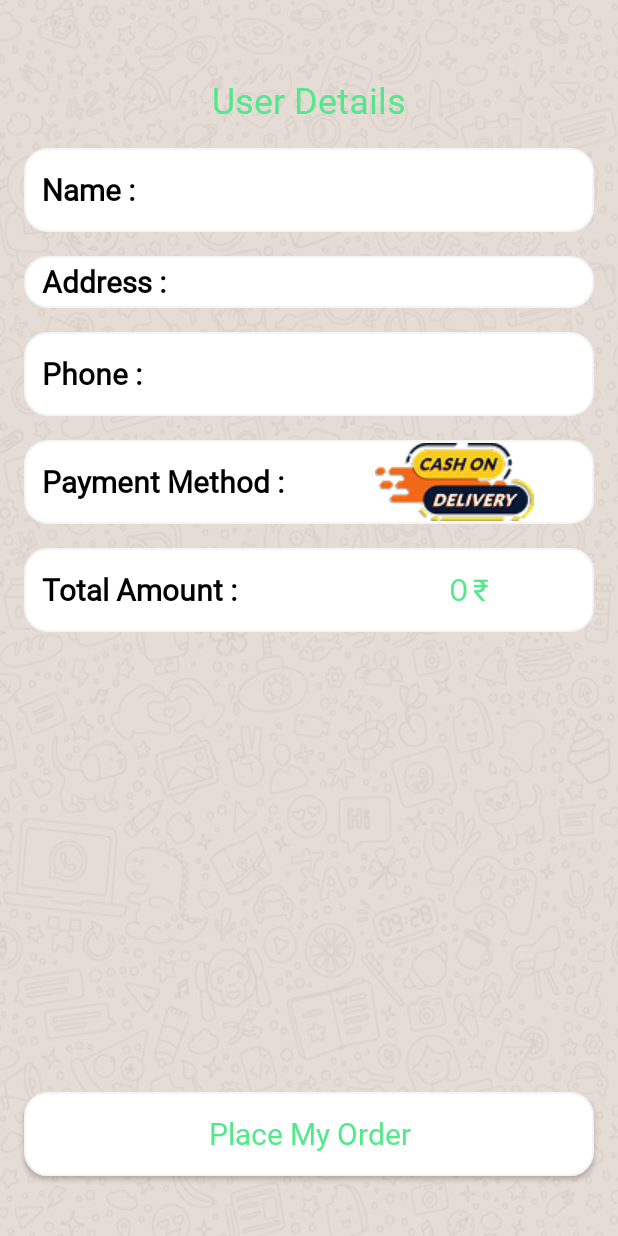
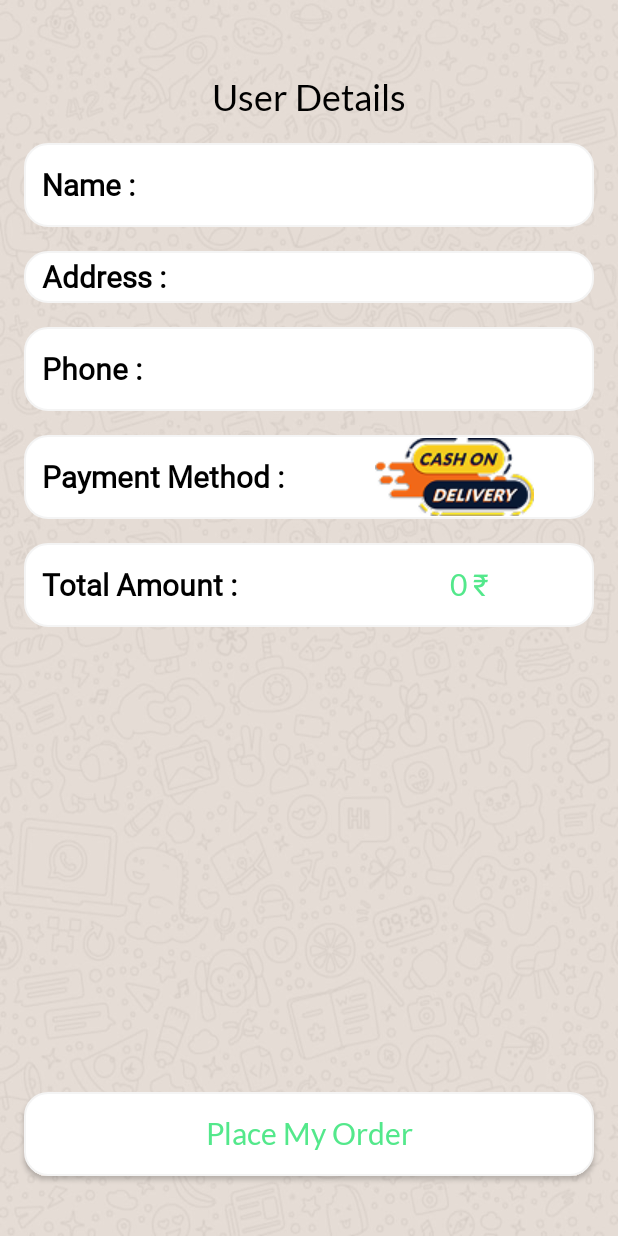
Before and after one commit to Yuvi9552/Waves-Of-Food, an Android app: the CartActivity screen opened directly, with no data from a screen before it, after a tap on "Proceed", on a phone screen of 412 x 824 dp. Run offline under Robolectric (Android 15) with nearby library versions, the phone set to English and light mode, and no system bars; our stand-ins replace Firebase (no records; nobody signed in at launch, a user with empty details on screens opened directly); 2 statements that could not run were skipped.

Commit message:
UI Enhancement

```diff
--- a/app/src/main/res/layout/activity_pay_quick.xml
+++ b/app/src/main/res/layout/activity_pay_quick.xml
@@ -22,9 +22,9 @@
             android:layout_height="wrap_content"
             android:layout_gravity="center"
             android:layout_marginTop="50dp"
-            android:fontFamily="@font/yeonsung_regular"
+            android:fontFamily="@font/lato_regular"
             android:text="User Details"
-            android:textColor="@color/green"
+            android:textColor="@color/black"
             android:textSize="24sp"
             app:layout_constraintEnd_toEndOf="parent"
             app:layout_constraintStart_toStartOf="parent"
@@ -233,19 +233,19 @@
 
 
     <androidx.appcompat.widget.AppCompatButton
+        android:id="@+id/placemyorderbutton"
         android:layout_width="match_parent"
-        android:id="@+id/placemyorderbutton"
         android:layout_height="56dp"
-        android:text="Place My Order"
-        android:textSize="20sp"
-        android:layout_marginBottom="40dp"
+        android:layout_gravity="bottom"
         android:layout_marginLeft="16dp"
         android:layout_marginRight="16dp"
+        android:layout_marginBottom="40dp"
         android:background="@drawable/edittext"
+        android:fontFamily="@font/lato_regular"
+        android:text="Place My Order"
+        android:textAllCaps="false"
         android:textColor="@color/green"
-        android:textAllCaps="false"
-        android:fontFamily="@font/yeonsung_regular"
-        android:layout_gravity="bottom"/>
+        android:textSize="20sp" />
 
 
 </FrameLayout>
--- a/app/src/main/res/layout/cart_item.xml
+++ b/app/src/main/res/layout/cart_item.xml
@@ -43,11 +43,12 @@
                 android:layout_marginStart="16dp"
                 android:layout_marginEnd="8dp"
                 android:ellipsize="end"
-                android:fontFamily="@font/yeonsung_regular"
+                android:fontFamily="@font/lato_regular"
                 android:maxLines="1"
                 android:text="Very Long Food Name That Would Normally Push Things"
                 android:textColor="@color/black"
                 android:textSize="16sp"
+                android:textStyle="bold"
                 app:layout_constraintBottom_toTopOf="@id/cartitemprice"
                 app:layout_constraintEnd_toStartOf="@id/minusbutton"
                 app:layout_constraintStart_toEndOf="@id/cartimage"
--- a/app/src/main/res/layout/fragment_home.xml
+++ b/app/src/main/res/layout/fragment_home.xml
@@ -38,7 +38,7 @@
         android:id="@+id/popularrecyclerview"
         android:layout_width="0dp"
         android:layout_height="0dp"
-        android:layout_marginTop="4dp"
+        android:layout_marginTop="8dp"
         app:layout_constraintBottom_toBottomOf="parent"
         app:layout_constraintEnd_toEndOf="parent"
         app:layout_constraintStart_toStartOf="parent"
@@ -51,7 +51,7 @@
         android:layout_height="wrap_content"
         android:layout_marginStart="12dp"
         android:layout_marginTop="20dp"
-        android:fontFamily="@font/yeonsung_regular"
+        android:fontFamily="@font/lato_regular"
         android:text=" Popular Food"
         android:textColor="@color/black"
 
--- a/app/src/main/res/layout/fragment_profile.xml
+++ b/app/src/main/res/layout/fragment_profile.xml
@@ -193,7 +193,7 @@
             android:layout_marginBottom="8dp"
             android:background="@drawable/proceedbutton"
             android:elevation="6dp"
-            android:fontFamily="@font/yeonsung_regular"
+            android:fontFamily="@font/lato_regular"
             android:text="Save Information"
             android:textAllCaps="false"
             android:textColor="@color/green"
--- a/app/src/main/res/layout/menuitem.xml
+++ b/app/src/main/res/layout/menuitem.xml
@@ -46,10 +46,11 @@
                 android:layout_height="wrap_content"
                 android:layout_marginStart="8dp"
                 android:layout_marginTop="24dp"
-                android:fontFamily="@font/yeonsung_regular"
+                android:fontFamily="@font/lato_regular"
                 android:text="Food Name"
                 android:textColor="@color/black"
                 android:textSize="16sp"
+                android:textStyle="bold"
                 app:layout_constraintEnd_toStartOf="@id/menuPriceid"
                 app:layout_constraintHorizontal_bias="0.0"
                 app:layout_constraintStart_toEndOf="@id/menuImageid"
@@ -108,7 +109,7 @@
                         android:layout_width="wrap_content"
                         android:layout_height="wrap_content"
                         android:layout_marginEnd="4dp"
-                        android:fontFamily="@font/yeonsung_regular"
+                        android:fontFamily="@font/lato_regular"
                         android:text="Restaurant :"
                         android:textColor="@color/black"
                         android:textSize="15sp"
--- a/app/src/main/res/layout/popular_item.xml
+++ b/app/src/main/res/layout/popular_item.xml
@@ -55,10 +55,11 @@
                 android:layout_width="wrap_content"
                 android:layout_height="wrap_content"
                 android:layout_marginStart="8dp"
-                android:fontFamily="@font/yeonsung_regular"
+                android:fontFamily="@font/lato_regular"
                 android:text="Food Name"
                 android:textColor="@color/black"
                 android:textSize="16sp"
+                android:textStyle="bold"
                 app:layout_constraintBottom_toBottomOf="@+id/cardView9"
                 app:layout_constraintStart_toEndOf="@+id/cardView9"
                 app:layout_constraintTop_toTopOf="@+id/cardView9" />
```
Also changed, not shown: app/src/main/res/layout/activity_cart.xml (+5 -5 lines), app/src/main/res/layout/activity_recent_buy_items.xml (+4 -4 lines), app/src/main/res/layout/buyagainitem.xml (+4 -3 lines), app/src/main/res/layout/fragment_history.xml (+9 -8 lines), app/src/main/res/layout/recentbuitem.xml (+6 -5 lines).
